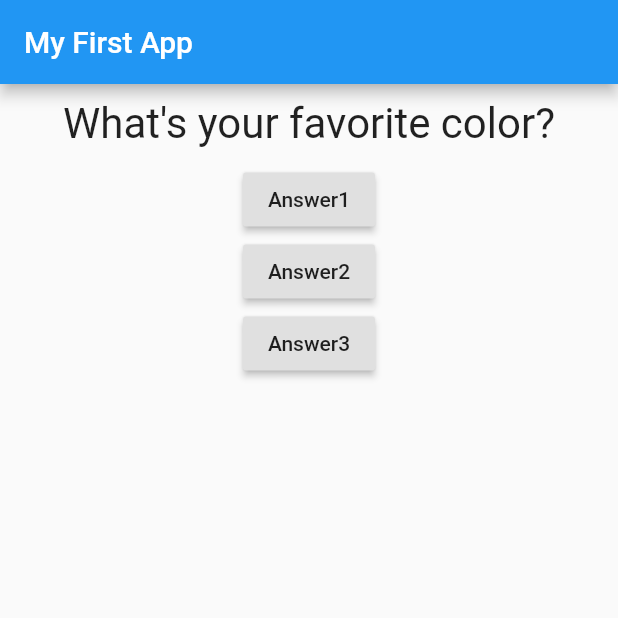
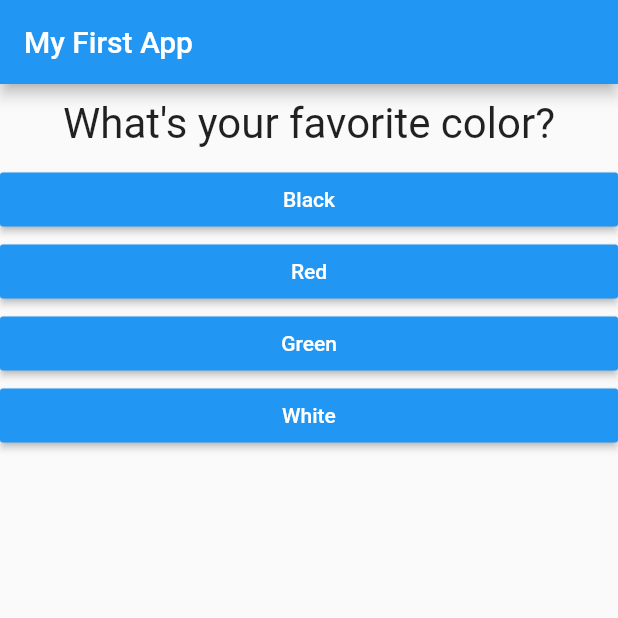
Before and after one commit to arifpurwandaru/flutter_complete_guide, a Flutter app: the screen it shows after launch, on a phone screen of 412 x 824 dp, the top half of it. Run offline on Flutter 3.47's test engine with Material 2 defaults, Android fonts, the phone set to English and light mode, and no system bars.

```diff
--- /dev/null
+++ b/lib/answer.dart
@@ -0,0 +1,20 @@
+import 'package:flutter/material.dart';
+
+class Answer extends StatelessWidget {
+  final Function selectHandler;
+  final String answer;
+
+  Answer(this.selectHandler, this.answer);
+  @override
+  Widget build(BuildContext context) {
+    return Container(
+      width: double.infinity,
+      child: RaisedButton(
+        color: Colors.blue,
+        textColor: Colors.white,
+        child: Text(answer),
+        onPressed: selectHandler,
+      ),
+    );
+  }
+}
--- a/lib/main.dart
+++ b/lib/main.dart
@@ -1,6 +1,7 @@
 import 'package:flutter/material.dart';
 
 import './question.dart';
+import './answer.dart';
 
 void main() => runApp(MyApp());
 
@@ -11,24 +12,36 @@ class MyApp extends StatefulWidget {
   }
 }
 
-class _MyAppState extends State<MyApp>{
-
+class _MyAppState extends State<MyApp> {
+  static const questions = [
+    {
+      'questionText': 'What\'s your favorite color?',
+      'answers': ['Black', 'Red', 'Green', 'White']
+    },
+    {
+      'questionText': 'What\'s your favorite animal?',
+      'answers': ['Rabbit', 'Snake', 'Elephant', 'Tengu']
+    },
+    {
+      'questionText': 'Who\'s your favorite instructor?',
+      'answers': ['Max', 'Ben', 'Sruntul', 'Jangkrik']
+    }
+  ];
   var _questionIndex = 0;
 
   void _answerQuestion() {
-    setState(() {
-      _questionIndex = _questionIndex +1;
-      print('Answer chosen');
-    });
+    if (_questionIndex < questions.length) {
+      setState(() {
+        _questionIndex = _questionIndex + 1;
+        print('Answer chosen');
+      });
+    }else{
 
+    }
   }
 
   @override
   Widget build(BuildContext context) {
-    var questions = [
-      'What\'s your favorite color?',
-      'What\'s your favorite animal?'
-    ];
     return MaterialApp(
       home: Scaffold(
         appBar: AppBar(
@@ -36,19 +49,12 @@ class _MyAppState extends State<MyApp>{
         ),
         body: Column(
           children: <Widget>[
-            Question(questions[_questionIndex]),
-            RaisedButton(
-              child: Text('Answer1'),
-              onPressed: _answerQuestion,
-            ),
-            RaisedButton(
-              child: Text('Answer2'),
-              onPressed: _answerQuestion,
-            ),
-            RaisedButton(
-              child: Text('Answer3'),
-              onPressed: _answerQuestion,
-            )
+            Question(questions[_questionIndex]['questionText']),
+            ...(questions[_questionIndex]['answers'] as List<String>)
+                .map((ans) {
+              //3 dots means spread the list into single component to avoid nested list
+              return Answer(_answerQuestion, ans);
+            }).toList()
           ],
         ),
       ),
```
